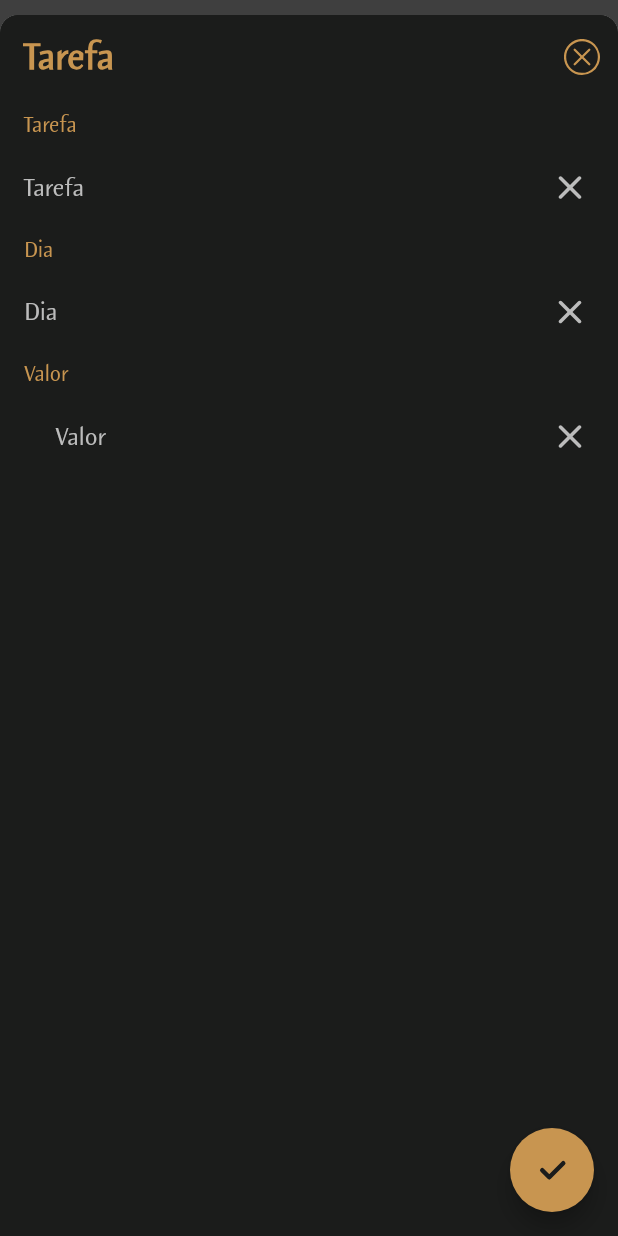
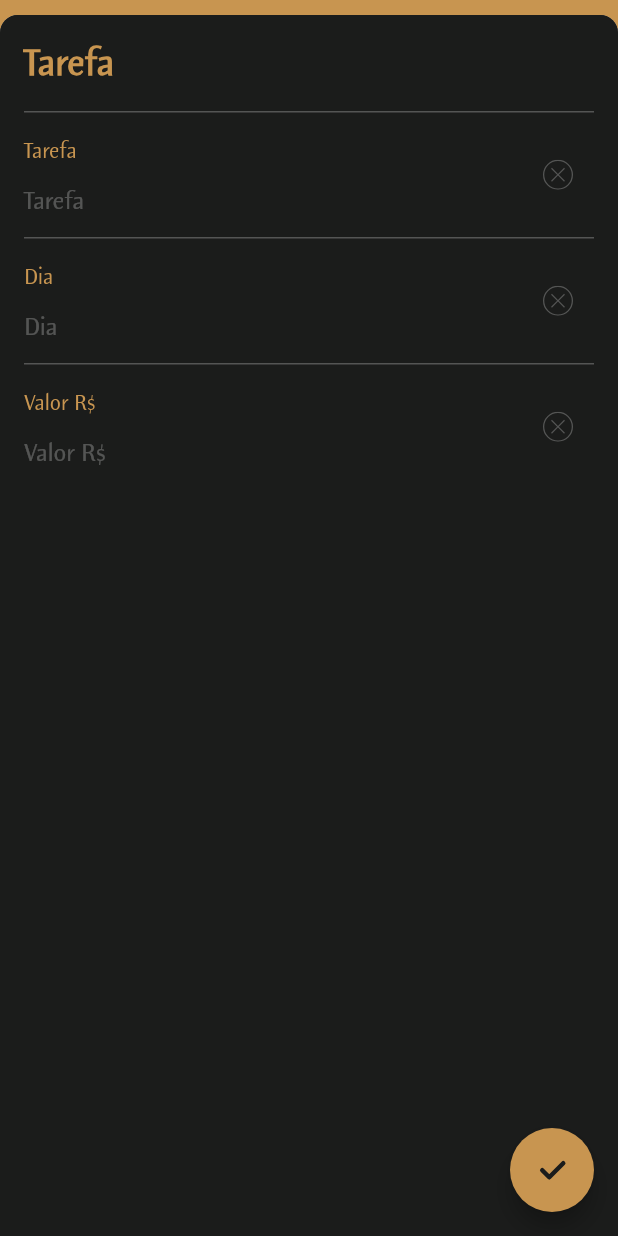
Before and after one commit to csbs1985/tarefas_app, a Flutter app: the screen it shows after launch, after a tap on an icon or button, on a phone screen of 412 x 824 dp. Run offline on Flutter 3.47's test engine with Material 2 defaults, Android fonts, the phone set to English and light mode, and no system bars; our stand-ins replace flutter_svg, go_router, modal_bottom_sheet.

Commit message:
[TextInput] refatorar

```diff
--- a/lib/input/amount_input.dart
+++ b/lib/input/amount_input.dart
@@ -2,6 +2,7 @@ import 'package:flutter/material.dart';
 import 'package:flutter/services.dart';
 import 'package:flutter_svg/flutter_svg.dart';
 import 'package:intl/intl.dart';
+import 'package:tarefas_app/theme/ui_color.dart';
 import 'package:tarefas_app/theme/ui_svg.dart';
 import 'package:tarefas_app/theme/ui_text.dart';
 
@@ -23,76 +24,67 @@ class AmountInput extends StatefulWidget {
 }
 
 class _AmountInputState extends State<AmountInput> {
-  final format = FilteringTextInputFormatter.allow(RegExp(r'^\d+\.?\d{0,2}'));
-  final real = NumberFormat.currency(
-    locale: 'pt_BR',
-    symbol: 'R\$',
-    decimalDigits: 2,
-  );
+  final NumberFormat _numberFormat = NumberFormat("#,##0.00", "pt_BR");
 
   @override
   Widget build(BuildContext context) {
-    final controller = TextEditingController();
-
-    controller.addListener(() {
-      final centavos =
-          int.tryParse(controller.text.replaceAll(RegExp('[^0-9]'), ''));
-      if (centavos != null) {
-        final valor = centavos / 100.0;
-        final valorFormatado = real.format(valor);
-        if (valorFormatado != controller.text) {
-          controller.value = TextEditingValue(
-            text: valorFormatado,
-            selection: TextSelection.collapsed(offset: valorFormatado.length),
-          );
-        }
-      }
-    });
-
-    return Column(
+    return Container(
+      decoration: BoxDecoration(
+        border: Border(
+          top: BorderSide(
+            width: 1,
+            color: UiColor.element,
+          ),
+        ),
+      ),
+      child: Row(
+        mainAxisAlignment: MainAxisAlignment.spaceBetween,
+        children: [
+          Expanded(
+            child: Column(
               crossAxisAlignment: CrossAxisAlignment.start,
+              mainAxisAlignment: MainAxisAlignment.start,
               children: [
-        Container(
-          padding: const EdgeInsets.all(8.0),
+                Padding(
+                  padding: EdgeInsets.only(top: 16),
                   child: Text(
                     widget._label,
                     style: UiText.headline2,
                   ),
                 ),
-        Row(
-          children: [
-            Expanded(
-              child: TextFormField(
+                TextFormField(
                   controller: widget._controller,
                   style: UiText.headline1,
                   keyboardType: TextInputType.numberWithOptions(decimal: true),
                   decoration: InputDecoration(
                     hintText: widget._label,
-                  prefixText: 'R\$ ',
                   ),
                   inputFormatters: [
+                    FilteringTextInputFormatter.allow(
+                      RegExp(r'^\d+\.?\d{0,2}'),
+                    ),
                     TextInputFormatter.withFunction((oldValue, newValue) {
-                    final parsed = real.parse(newValue.text);
-                    return TextEditingValue(
-                      text: real.format(parsed).replaceFirst('R\$', '').trim(),
-                      selection: TextSelection.collapsed(
-                        offset: real.format(parsed).length,
+                      final num parsed = _numberFormat.parse(newValue.text);
+                      return parsed != null
+                          ? TextEditingValue(text: _numberFormat.format(parsed))
+                          : newValue;
+                    }),
+                  ],
                 ),
-                    );
-                  }),
               ],
             ),
           ),
           IconButton(
+            splashColor: Colors.transparent,
             icon: SvgPicture.asset(
               UiSvg.clean,
-                height: 16,
+              height: 20,
+              color: UiColor.icon,
             ),
             onPressed: () => widget._controller.clear(),
-            ),
+          )
         ],
       ),
-      ],
     );
   }
 }
--- a/lib/input/text_input.dart
+++ b/lib/input/text_input.dart
@@ -1,5 +1,6 @@
 import 'package:flutter/material.dart';
 import 'package:flutter_svg/flutter_svg.dart';
+import 'package:tarefas_app/theme/ui_color.dart';
 import 'package:tarefas_app/theme/ui_svg.dart';
 import 'package:tarefas_app/theme/ui_text.dart';
 
@@ -26,36 +27,50 @@ class TextInput extends StatefulWidget {
 class _TextInputState extends State<TextInput> {
   @override
   Widget build(BuildContext context) {
-    return Column(
+    return Container(
+      decoration: BoxDecoration(
+        border: Border(
+          top: BorderSide(
+            width: 1,
+            color: UiColor.element,
+          ),
+        ),
+      ),
+      child: Row(
+        mainAxisAlignment: MainAxisAlignment.spaceBetween,
+        children: [
+          Expanded(
+            child: Column(
               crossAxisAlignment: CrossAxisAlignment.start,
+              mainAxisAlignment: MainAxisAlignment.start,
               children: [
-        Container(
-          padding: const EdgeInsets.all(8.0),
+                Padding(
+                  padding: EdgeInsets.only(top: 16),
                   child: Text(
                     widget._label,
                     style: UiText.headline2,
                   ),
                 ),
-        Row(
-          children: [
-            Expanded(
-              child: TextFormField(
+                TextFormField(
                   controller: widget._controller,
                   style: UiText.headline1,
                   keyboardType: widget._keyboard,
                   decoration: InputDecoration(hintText: widget._label),
                 ),
+              ],
+            ),
           ),
           IconButton(
+            splashColor: Colors.transparent,
             icon: SvgPicture.asset(
               UiSvg.clean,
-                height: 16,
+              height: 20,
+              color: UiColor.icon,
             ),
             onPressed: () => widget._controller.clear(),
-            ),
+          )
         ],
       ),
-      ],
     );
   }
 }
--- a/lib/modals/task_modal.dart
+++ b/lib/modals/task_modal.dart
@@ -38,25 +38,18 @@ class _TaskModalState extends State<TaskModal> {
       key: scaffoldKey,
       appBar: AppBar(
         automaticallyImplyLeading: false,
+        toolbarHeight: 64,
         title: Text(
           'Tarefa',
           style: UiText.titleTask,
         ),
-        actions: [
-          IconButton(
-            icon: SvgPicture.asset(
-              UiSvg.close,
-              height: 24,
-            ),
-            onPressed: () => Navigator.of(context).pop(),
-          ),
-        ],
       ),
       body: SingleChildScrollView(
+        padding: const EdgeInsets.fromLTRB(16, 0, 16, 0),
         child: Form(
           key: _formKey,
           child: Padding(
-            padding: const EdgeInsets.fromLTRB(8, 0, 8, 0),
+            padding: const EdgeInsets.fromLTRB(0, 0, 0, 0),
             child: Column(
               children: [
                 TextInput(
@@ -72,7 +65,7 @@ class _TaskModalState extends State<TaskModal> {
                 ),
                 AmountInput(
                   controller: _amountController,
-                  label: 'Valor',
+                  label: 'Valor R\$',
                   callback: (value) => print(value),
                 ),
               ],
--- a/lib/pages/home_page.dart
+++ b/lib/pages/home_page.dart
@@ -36,7 +36,7 @@ class _HomePageState extends State<HomePage> {
     showCupertinoModalBottomSheet(
       expand: true,
       context: context,
-      barrierColor: UiColor.element,
+      barrierColor: UiColor.task,
       duration: const Duration(milliseconds: 300),
       builder: (context) => const TaskModal(),
     );
--- a/lib/theme/ui_color.dart
+++ b/lib/theme/ui_color.dart
@@ -5,12 +5,12 @@ class UiColor {
   static const Color back = Color(0xFF1b1c1b);
   static const Color calendar = Color(0xFFfcd447);
   static const Color concluded = Color(0xFFd75a31);
-  static const Color element = Color(0xFF3f3f3f);
+  static const Color element = Color(0x40fefefe);
   static const Color planning = Color(0xFF54c893);
   static const Color task = Color(0xFFc89550);
   static const Color text_1 = Color(0xFFfefefe);
-  static const Color text_2 = Color(0xFFbcbcbc);
+  static const Color text_2 = Color(0x40fefefe);
+  static const Color icon = Color(0x40fefefe);
 
   static const Color menuItem = Color(0xFFfefefe);
-  static const Color menuItemUnselected = Color(0x40fefefe);
 }
--- a/lib/theme/ui_text_form_field.dart
+++ b/lib/theme/ui_text_form_field.dart
@@ -5,7 +5,7 @@ import 'package:tarefas_app/theme/ui_text.dart';
 class UiTextField {
   static final InputDecorationTheme textField = InputDecorationTheme(
     hintStyle: UiText.headline3,
-    contentPadding: EdgeInsets.fromLTRB(8, 8, 8, 0),
+    contentPadding: EdgeInsets.zero,
     border: OutlineInputBorder(
       borderSide: BorderSide(color: UiColor.back),
     ),
--- a/lib/widget/appbar_widget.dart
+++ b/lib/widget/appbar_widget.dart
@@ -68,8 +68,7 @@ class _AppBarWidgetState extends State<AppBarWidget> {
             height: 2,
             child: Container(
               decoration: BoxDecoration(
-                color:
-                    isSelected ? UiColor.menuItem : UiColor.menuItemUnselected,
+                color: isSelected ? UiColor.menuItem : UiColor.element,
                 borderRadius: BorderRadius.circular(50),
               ),
             ),
```
Also changed, not shown: assets/icons/clean.svg. Lines whose indentation alone changed are shown as unchanged.
